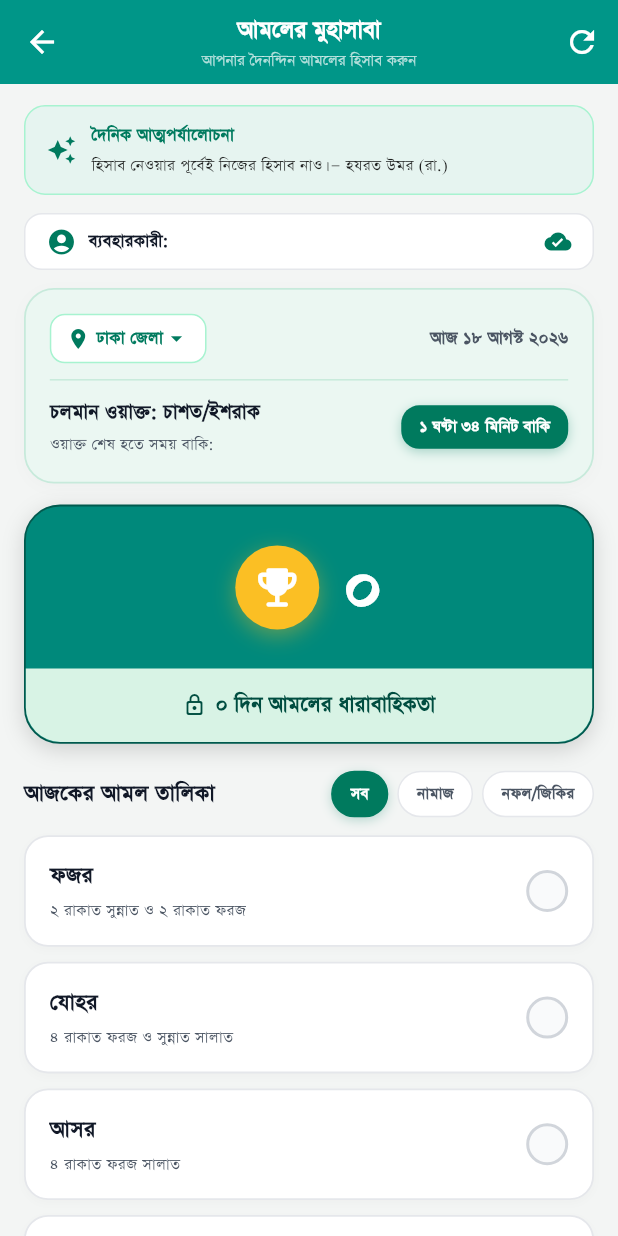
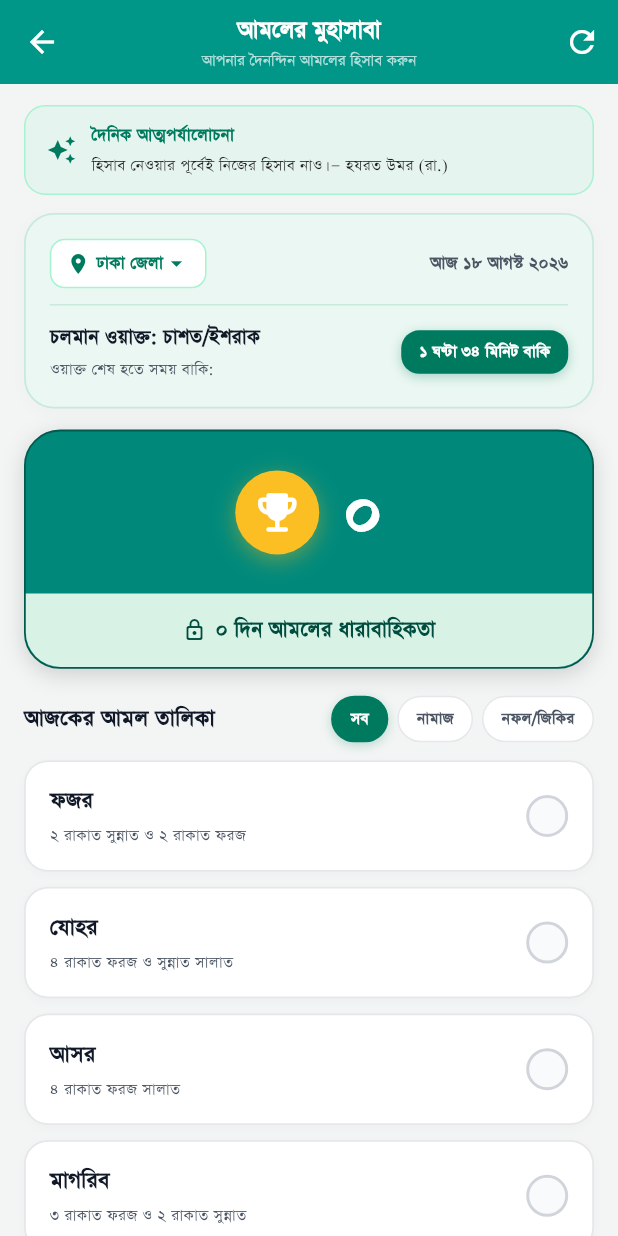
Before and after one commit to rafiqulislamkbc/my_masayel_app, a Flutter app: the AmolMuhasabaPage screen opened directly, on a phone screen of 412 x 824 dp. Run offline on Flutter 3.47's test engine with Material 3 defaults, Android fonts, the phone set to English and light mode, and no system bars; our stand-ins replace cloud_firestore, firebase_auth, firebase_core, firebase_messaging, flutter_local_notifications, share_plus and 4 more; missing offline and left inert: window_manager, workmanager; accounts and stored records are empty; network calls fail.

Commit message:
refactor: clean up muhasaba page layout and integrate dynamic icons

```diff
--- a/lib/amol_muhasaba_page.dart
+++ b/lib/amol_muhasaba_page.dart
@@ -5,6 +5,7 @@ import 'package:shared_preferences/shared_preferences.dart';
 import 'package:firebase_auth/firebase_auth.dart';
 import 'package:cloud_firestore/cloud_firestore.dart';
 import 'muhasaba_firebase_service.dart';
+import 'icon_helper.dart';
 
 String toBanglaNumber(dynamic input) {
   const Map<String, String> bnDigits = {
@@ -731,8 +732,6 @@ class _AmolMuhasabaPageState extends State<AmolMuhasabaPage> {
         ? amols
         : amols.where((a) => a.category == selectedFilter).toList();
 
-    final user = FirebaseAuth.instance.currentUser;
-
     return Scaffold(
       backgroundColor: scaffoldBg,
       appBar: AppBar(
@@ -797,7 +796,11 @@ class _AmolMuhasabaPageState extends State<AmolMuhasabaPage> {
                     ),
                     child: Row(
                       children: [
-                        const Icon(Icons.auto_awesome, color: Color(0xFF007A5E), size: 20),
+                        Icon(
+                          IconHelper.getDynamicIcon(bannerData?['icon']?.toString()),
+                            color: const Color(0xFF007A5E),
+                              size: 20,
+                          ),
                         const SizedBox(width: 10),
                         Expanded(
                           child: Column(
@@ -827,32 +830,6 @@ class _AmolMuhasabaPageState extends State<AmolMuhasabaPage> {
                   );
                 },
               ),
-
-              if (user != null)
-                Container(
-                  margin: const EdgeInsets.only(bottom: 12),
-                  padding: const EdgeInsets.symmetric(horizontal: 14, vertical: 8),
-                  decoration: BoxDecoration(
-                    color: cardBg,
-                    borderRadius: BorderRadius.circular(12),
-                    border: Border.all(color: cardBorder),
-                  ),
-                  child: Row(
-                    children: [
-                      const Icon(Icons.account_circle, color: Color(0xFF007A5E), size: 20),
-                      const SizedBox(width: 8),
-                      Expanded(
-                        child: Text(
-                          'ব্যবহারকারী: ${user.displayName ?? user.email ?? "নাম প্রকাশে অনিচ্ছুক"}',
-                          style: TextStyle(fontSize: 13, fontWeight: FontWeight.w600, color: textPrimary),
-                          overflow: TextOverflow.ellipsis,
-                        ),
-                      ),
-                      const Icon(Icons.cloud_done, color: Color(0xFF007A5E), size: 18),
-                    ],
-                  ),
-                ),
-
               Container(
                 padding: const EdgeInsets.all(16),
                 decoration: BoxDecoration(
--- /dev/null
+++ b/lib/icon_helper.dart
@@ -0,0 +1,88 @@
+import 'package:flutter/material.dart';
+
+class IconHelper {
+  static IconData getDynamicIcon(String? iconKey) {
+    switch (iconKey?.toLowerCase().trim()) {
+      // ১. ইবাদত, কুরআন ও সালাত
+      case 'quran':
+      case 'book':
+      case 'menu_book':
+        return Icons.menu_book_rounded;
+      case 'mosque':
+      case 'prayer':
+        return Icons.mosque_rounded;
+      case 'dua':
+      case 'hands':
+        return Icons.pan_tool_alt_rounded;
+      case 'tasbih':
+      case 'zikr':
+        return Icons.fingerprint_rounded;
+      case 'kaaba':
+      case 'qibla':
+        return Icons.location_city_rounded;
+
+      // ২. দিন, সময় ও বর্ষপঞ্জি
+      case 'moon':
+      case 'crescent':
+      case 'night':
+        return Icons.nightlight_round;
+      case 'sun':
+      case 'day':
+        return Icons.wb_sunny_rounded;
+      case 'alarm':
+      case 'timer':
+      case 'clock':
+        return Icons.alarm_rounded;
+      case 'calendar':
+      case 'friday':
+      case 'event':
+        return Icons.calendar_month_rounded;
+      case 'water':
+      case 'wudu':
+        return Icons.water_drop_rounded;
+
+      // ৩. সদকা ও আত্মশুদ্ধি
+      case 'charity':
+      case 'gift':
+      case 'sadakah':
+        return Icons.volunteer_activism_rounded;
+      case 'heart':
+      case 'love':
+      case 'favorite':
+        return Icons.favorite_rounded;
+      case 'shield':
+      case 'protect':
+        return Icons.shield_rounded;
+      case 'family':
+      case 'people':
+        return Icons.people_alt_rounded;
+
+      // ৪. অনুপ্রেরণা, নসিহত ও নোটিশ
+      case 'lightbulb':
+      case 'tips':
+      case 'idea':
+        return Icons.lightbulb_outline_rounded;
+      case 'star':
+      case 'grade':
+        return Icons.star_rounded;
+      case 'trophy':
+      case 'award':
+        return Icons.emoji_events_rounded;
+      case 'campaign':
+      case 'notice':
+      case 'announcement':
+        return Icons.campaign_rounded;
+      case 'check':
+      case 'verified':
+        return Icons.verified_rounded;
+      case 'bookmark':
+      case 'flag':
+        return Icons.bookmark_added_rounded;
+
+      case 'sparkles':
+      case 'auto_awesome':
+      default:
+        return Icons.auto_awesome;
+    }
+  }
+}
--- a/lib/notification_service.dart
+++ b/lib/notification_service.dart
@@ -228,7 +228,7 @@ class NotificationService {
     int? masalaId = int.tryParse(rawId);
     if (masalaId == null) return;
 
-    await Future.delayed(const Duration(milliseconds: 2500));
+    await Future.delayed(const Duration(milliseconds: 3000));
     for (int i = 0; i < 10; i++) {
       final context = navigatorKey.currentContext;
       if (context != null) {
@@ -251,7 +251,7 @@ class NotificationService {
   }
 
   static Future<void> _navigateToAmolMuhasabaPage(GlobalKey<NavigatorState> navigatorKey) async {
-    await Future.delayed(const Duration(milliseconds: 2500));
+    await Future.delayed(const Duration(milliseconds: 3000));
     for (int i = 0; i < 10; i++) {
       final context = navigatorKey.currentContext;
       if (context != null && context.mounted) {
@@ -273,7 +273,7 @@ class NotificationService {
     String body, {
     String? url,
   }) async {
-    await Future.delayed(const Duration(milliseconds: 2500));
+    await Future.delayed(const Duration(milliseconds: 3000));
     for (int i = 0; i < 10; i++) {
       final context = navigatorKey.currentContext;
       if (context != null && context.mounted) {
@@ -354,7 +354,7 @@ class NotificationService {
                     }
                   },
                   icon: const Icon(Icons.open_in_new, size: 16),
-                  label: const Text('বিস্তারিত দেখুন'),
+                  label: const Text('লিংকে যান'),
                 ),
               TextButton(
                 onPressed: () => Navigator.pop(dialogContext),
```
